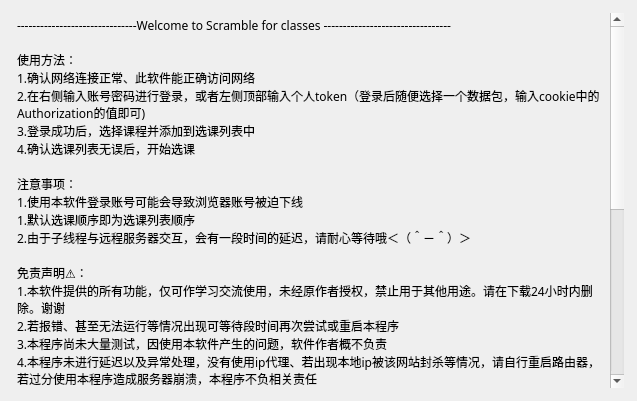
This is usage.ui in Alexation/Scramble_Classes as Qt 5 draws it before an edit. The edited form follows.
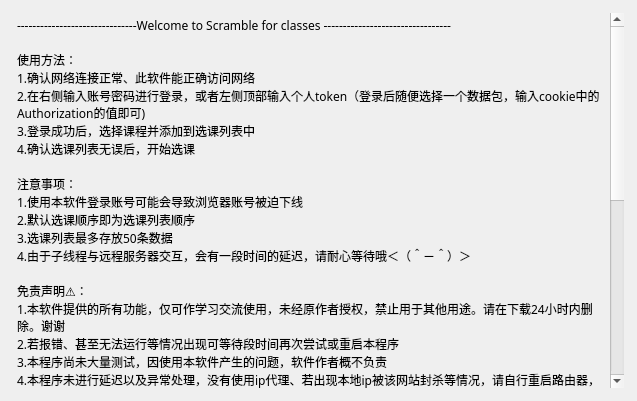
This is the edited form.

```diff
--- a/usage.ui
+++ b/usage.ui
@@ -70,8 +70,9 @@
 &lt;p style=&quot;-qt-paragraph-type:empty; margin-top:0px; margin-bottom:0px; margin-left:0px; margin-right:0px; -qt-block-indent:0; text-indent:0px;&quot;&gt;&lt;br /&gt;&lt;/p&gt;
 &lt;p style=&quot; margin-top:0px; margin-bottom:0px; margin-left:0px; margin-right:0px; -qt-block-indent:0; text-indent:0px;&quot;&gt;注意事项：&lt;/p&gt;
 &lt;p style=&quot; margin-top:0px; margin-bottom:0px; margin-left:0px; margin-right:0px; -qt-block-indent:0; text-indent:0px;&quot;&gt;1.使用本软件登录账号可能会导致浏览器账号被迫下线&lt;/p&gt;
-&lt;p style=&quot; margin-top:0px; margin-bottom:0px; margin-left:0px; margin-right:0px; -qt-block-indent:0; text-indent:0px;&quot;&gt;1.默认选课顺序即为选课列表顺序&lt;/p&gt;
-&lt;p style=&quot; margin-top:0px; margin-bottom:0px; margin-left:0px; margin-right:0px; -qt-block-indent:0; text-indent:0px;&quot;&gt;2.由于子线程与远程服务器交互，会有一段时间的延迟，请耐心等待哦＜（＾－＾）＞&lt;/p&gt;
+&lt;p style=&quot; margin-top:0px; margin-bottom:0px; margin-left:0px; margin-right:0px; -qt-block-indent:0; text-indent:0px;&quot;&gt;2.默认选课顺序即为选课列表顺序&lt;/p&gt;
+&lt;p style=&quot; margin-top:0px; margin-bottom:0px; margin-left:0px; margin-right:0px; -qt-block-indent:0; text-indent:0px;&quot;&gt;3.选课列表最多存放50条数据&lt;/p&gt;
+&lt;p style=&quot; margin-top:0px; margin-bottom:0px; margin-left:0px; margin-right:0px; -qt-block-indent:0; text-indent:0px;&quot;&gt;4.由于子线程与远程服务器交互，会有一段时间的延迟，请耐心等待哦＜（＾－＾）＞&lt;/p&gt;
 &lt;p style=&quot;-qt-paragraph-type:empty; margin-top:0px; margin-bottom:0px; margin-left:0px; margin-right:0px; -qt-block-indent:0; text-indent:0px;&quot;&gt;&lt;br /&gt;&lt;/p&gt;
 &lt;p style=&quot; margin-top:0px; margin-bottom:0px; margin-left:0px; margin-right:0px; -qt-block-indent:0; text-indent:0px;&quot;&gt;免责声明⚠：&lt;/p&gt;
 &lt;p style=&quot; margin-top:0px; margin-bottom:0px; margin-left:0px; margin-right:0px; -qt-block-indent:0; text-indent:0px;&quot;&gt;1.本软件提供的所有功能，仅可作学习交流使用，未经原作者授权，禁止用于其他用途。请在下载24小时内删除。谢谢&lt;/p&gt;
@@ -84,7 +85,8 @@
 &lt;p style=&quot; margin-top:0px; margin-bottom:0px; margin-left:0px; margin-right:0px; -qt-block-indent:0; text-indent:0px;&quot;&gt;更新说明：&lt;/p&gt;
 &lt;p style=&quot; margin-top:0px; margin-bottom:0px; margin-left:0px; margin-right:0px; -qt-block-indent:0; text-indent:0px;&quot;&gt;v4.0&lt;/p&gt;
 &lt;p style=&quot; margin-top:0px; margin-bottom:0px; margin-left:0px; margin-right:0px; -qt-block-indent:0; text-indent:0px;&quot;&gt;1.再次重构程序代码，添加选修课程搜索功能&lt;/p&gt;
-&lt;p style=&quot; margin-top:0px; margin-bottom:0px; margin-left:0px; margin-right:0px; -qt-block-indent:0; text-indent:0px;&quot;&gt;2.补充一些小功能、优化代码细节&lt;/p&gt;
+&lt;p style=&quot; margin-top:0px; margin-bottom:0px; margin-left:0px; margin-right:0px; -qt-block-indent:0; text-indent:0px;&quot;&gt;2.扩充选课列表容量到50&lt;/p&gt;
+&lt;p style=&quot; margin-top:0px; margin-bottom:0px; margin-left:0px; margin-right:0px; -qt-block-indent:0; text-indent:0px;&quot;&gt;3.多线程选课（经测试当选课列表有100门课程时，选课时间缩短0.03秒）&lt;/p&gt;
 &lt;p style=&quot;-qt-paragraph-type:empty; margin-top:0px; margin-bottom:0px; margin-left:0px; margin-right:0px; -qt-block-indent:0; text-indent:0px;&quot;&gt;&lt;br /&gt;&lt;/p&gt;
 &lt;p style=&quot; margin-top:0px; margin-bottom:0px; margin-left:0px; margin-right:0px; -qt-block-indent:0; text-indent:0px;&quot;&gt;v3.0&lt;/p&gt;
 &lt;p style=&quot; margin-top:0px; margin-bottom:0px; margin-left:0px; margin-right:0px; -qt-block-indent:0; text-indent:0px;&quot;&gt;1.重构软件整体架构，修复重复选课无效的bug&lt;/p&gt;
```
